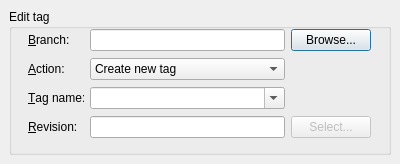
breezy-team/qbrz, file ui/tag.ui: the form before one commit.
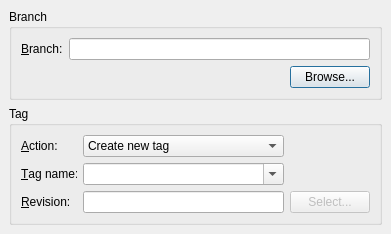
The form after the commit.

```diff
--- a/ui/tag.ui
+++ b/ui/tag.ui
@@ -8,8 +8,8 @@
    <rect>
     <x>0</x>
     <y>0</y>
-    <width>400</width>
-    <height>164</height>
+    <width>391</width>
+    <height>220</height>
    </rect>
   </property>
   <property name="sizePolicy" >
@@ -28,28 +28,13 @@
    <enum>Qt::DefaultContextMenu</enum>
   </property>
   <property name="windowTitle" >
-   <string>Tag</string>
-  </property>
-  <layout class="QVBoxLayout" >
-   <item>
-    <widget class="QGroupBox" name="tag_group" >
-     <property name="minimumSize" >
-      <size>
-       <width>373</width>
-       <height>146</height>
-      </size>
-     </property>
-     <property name="title" >
       <string>Edit tag</string>
      </property>
-     <widget class="QWidget" name="gridLayout" >
-      <property name="geometry" >
-       <rect>
-        <x>10</x>
-        <y>10</y>
-        <width>361</width>
-        <height>131</height>
-       </rect>
+  <layout class="QVBoxLayout" >
+   <item>
+    <widget class="QGroupBox" name="branch_group" >
+     <property name="title" >
+      <string>Branch</string>
       </property>
       <layout class="QGridLayout" >
        <item row="0" column="0" >
@@ -62,17 +47,45 @@
          </property>
         </widget>
        </item>
-       <item row="0" column="1" >
+      <item row="0" column="1" colspan="2" >
         <widget class="QLineEdit" name="branch_location" />
        </item>
-       <item row="0" column="2" >
+      <item row="1" column="1" >
+       <spacer>
+        <property name="orientation" >
+         <enum>Qt::Horizontal</enum>
+        </property>
+        <property name="sizeHint" >
+         <size>
+          <width>40</width>
+          <height>20</height>
+         </size>
+        </property>
+       </spacer>
+      </item>
+      <item row="1" column="2" >
         <widget class="QPushButton" name="branch_browse" >
          <property name="text" >
           <string>Browse...</string>
          </property>
         </widget>
        </item>
-       <item row="1" column="0" >
+     </layout>
+    </widget>
+   </item>
+   <item>
+    <widget class="QGroupBox" name="tag_group" >
+     <property name="minimumSize" >
+      <size>
+       <width>0</width>
+       <height>0</height>
+      </size>
+     </property>
+     <property name="title" >
+      <string>Tag</string>
+     </property>
+     <layout class="QGridLayout" >
+      <item row="0" column="0" >
         <widget class="QLabel" name="label_action" >
          <property name="text" >
           <string>&amp;Action:</string>
@@ -82,7 +95,7 @@
          </property>
         </widget>
        </item>
-       <item row="1" column="1" >
+      <item row="0" column="1" >
         <widget class="QComboBox" name="cb_action" >
          <item>
           <property name="text" >
@@ -101,7 +114,7 @@
          </item>
         </widget>
        </item>
-       <item row="2" column="0" >
+      <item row="1" column="0" >
         <widget class="QLabel" name="label_tag_name" >
          <property name="text" >
           <string>&amp;Tag name:</string>
@@ -111,14 +124,14 @@
          </property>
         </widget>
        </item>
-       <item row="2" column="1" >
+      <item row="1" column="1" >
         <widget class="QComboBox" name="cb_tag" >
          <property name="editable" >
           <bool>true</bool>
          </property>
         </widget>
        </item>
-       <item row="3" column="0" >
+      <item row="2" column="0" >
         <widget class="QLabel" name="label_revision" >
          <property name="text" >
           <string>&amp;Revision:</string>
@@ -128,10 +141,10 @@
          </property>
         </widget>
        </item>
-       <item row="3" column="1" >
+      <item row="2" column="1" >
         <widget class="QLineEdit" name="rev_edit" />
        </item>
-       <item row="3" column="2" >
+      <item row="2" column="2" >
         <widget class="QPushButton" name="pick_rev" >
          <property name="enabled" >
           <bool>false</bool>
@@ -142,7 +155,6 @@
         </widget>
        </item>
       </layout>
-     </widget>
     </widget>
    </item>
   </layout>
```
Lines whose indentation alone changed are shown as unchanged.
